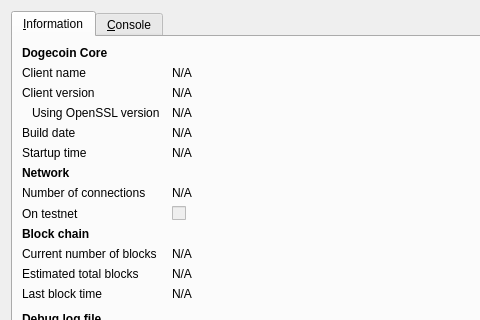
First picture: the form in src/qt/forms/rpcconsole.ui, repository demomint/prop, before the edit; both pictures show x 0 to 480 and y 0 to 320 of the 740 by 450 pixel window.
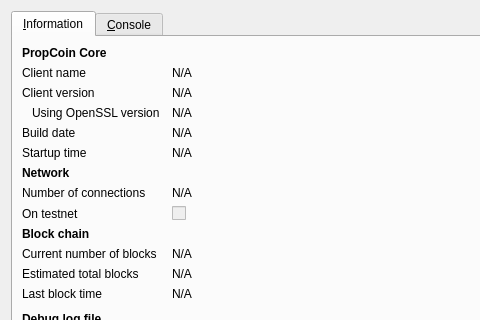
Second picture: the form after the edit. Icons and pictures are not drawn.

```diff
--- a/src/qt/forms/rpcconsole.ui
+++ b/src/qt/forms/rpcconsole.ui
@@ -36,7 +36,7 @@
           </font>
          </property>
          <property name="text">
-          <string>Dogecoin Core</string>
+          <string>PropCoin Core</string>
          </property>
         </widget>
        </item>
```
Left out of the diff: 6 changed lines with no effect on the pictures.
